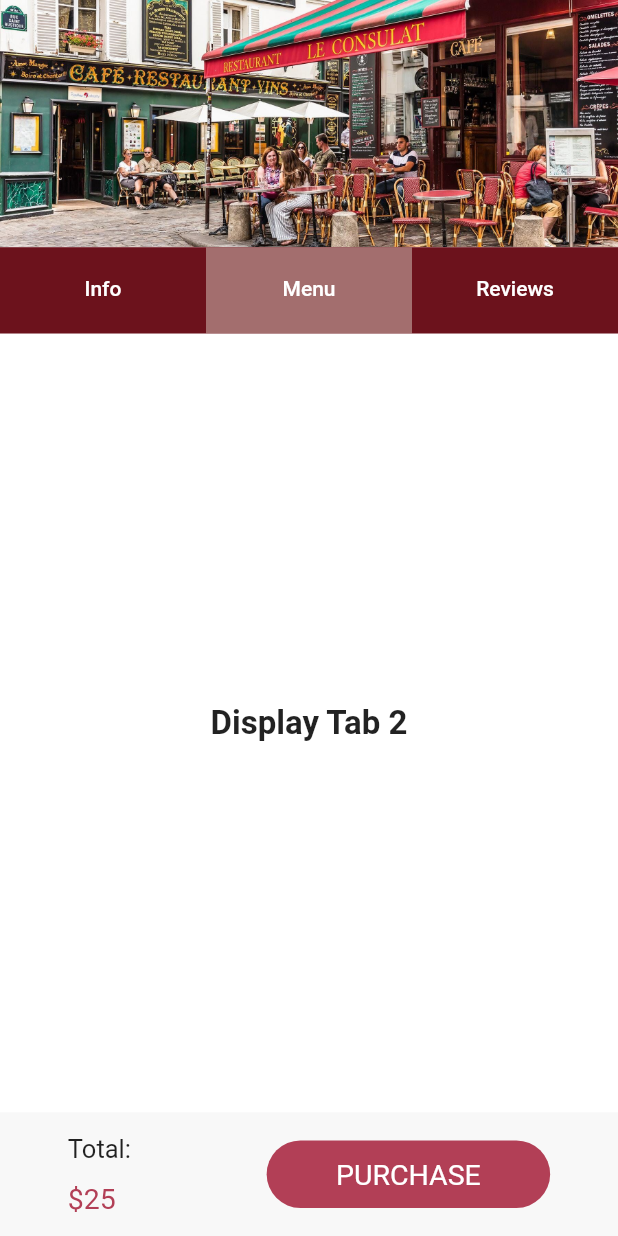
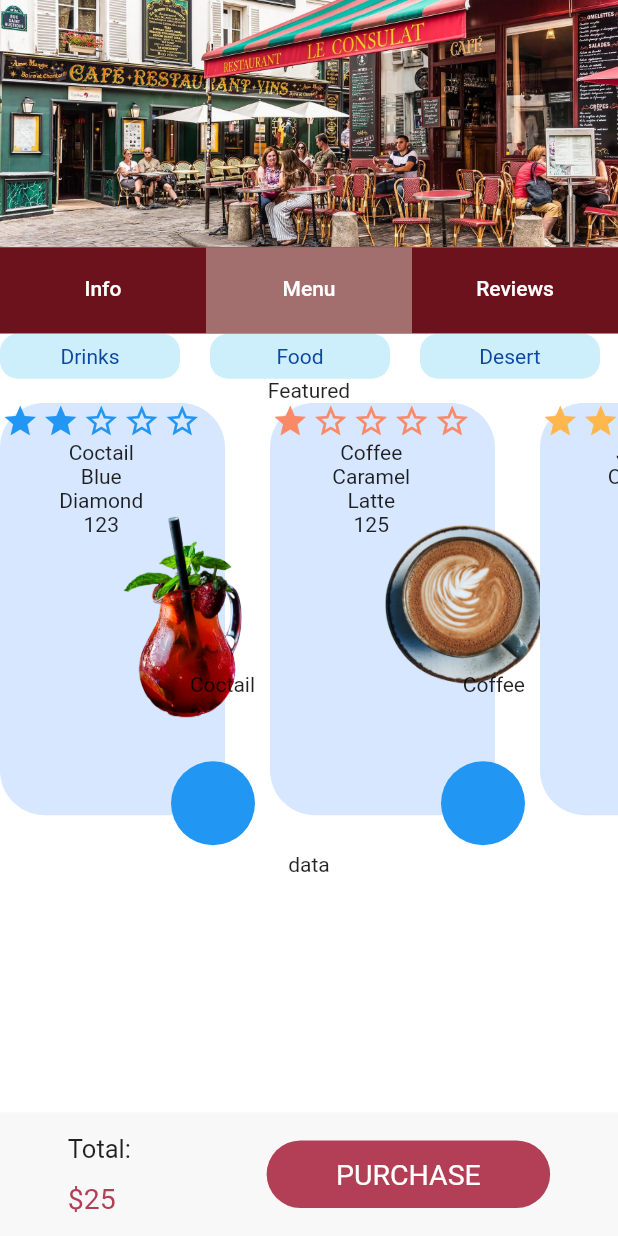
Before and after one commit to valentinesamuel/MarketOnlineApp, a Flutter app: the screen it shows after launch, tab 2 chosen, on a phone screen of 412 x 824 dp. Run offline on Flutter 3.47's test engine with Material 2 defaults, Android fonts, the phone set to English and light mode, and no system bars; drawn by our look-alikes of flutter_rating_bar; our stand-ins replace font_awesome_flutter, intl_phone_field, pin_code_fields.

Commit message:
Finished 50% of the menu tab on store screen..Remainng the 50% and styling

```diff
--- a/lib/main.dart
+++ b/lib/main.dart
@@ -1,7 +1,10 @@
+import 'package:MarketApp/utilities/list.dart';
+
 import './utilities/bottomNavBar.dart';
 import 'package:flutter/material.dart';
-
+import './utilities/list.dart';
 import 'utilities/info_tab_store_screen.dart';
+import 'utilities/store_featured_card_template.dart';
 
 void main() {
   runApp(MaterialApp(home: StorePage()));
@@ -80,13 +83,66 @@ class _StorePageState extends State<StorePage> {
 
                     child: TabBarView(children: <Widget>[
                       InfoTabStoreScreen(),
-                      Container(
-                        child: Center(
-                          child: Text('Display Tab 2',
-                              style: TextStyle(
-                                  fontSize: 22, fontWeight: FontWeight.bold)),
-                        ),
+                      //This is where the menu tab starts from
+                      Column(
+                        children: [
+                          Container(
+                            height: 30,
+                            width: double.infinity,
+                            child: ListView.builder(
+                                scrollDirection: Axis.horizontal,
+                                itemCount: foodCategories.length,
+                                itemBuilder: (context, int index) {
+                                  return Container(
+                                    height: 30,
+                                    width: 120,
+                                    margin: EdgeInsets.only(right: 20),
+                                    padding: EdgeInsets.fromLTRB(30, 0, 30, 0),
+                                    child: Center(
+                                        child: Text(
+                                      foodCategories[index],
+                                      style: TextStyle(color: Colors.blue[900]),
+                                    )),
+                                    decoration: BoxDecoration(
+                                      borderRadius: BorderRadius.circular(12),
+                                      color: Color(0xffCDEEFB),
+                                    ),
+                                  );
+                                }),
+                          ),
+                          Text('Featured'),
+
+                          //Listview
+                          //Listview
+                          //Listview
+
+                          Container(
+                            height: 300,
+                            child: ListView.builder(
+                              scrollDirection: Axis.horizontal,
+                              itemCount: storeFeaturedItems.length,
+                              itemBuilder: (context, index) =>
+                                  StoreFeaturedCard(
+                                rater: storeFeaturedItems[index].starRating,
+                                name: storeFeaturedItems[index].itemName,
+                                color: storeFeaturedItems[index].color,
+                                pic: storeFeaturedItems[index].picture,
+                                rating: storeFeaturedItems[index].starRating,
+                                type: storeFeaturedItems[index].typeName,
+                                bgColor: storeFeaturedItems[index].bgColor,
+                                votesNumber:
+                                    storeFeaturedItems[index].numberofVotes,
+                              ),
+                            ),
+                          ),
+                          Text('data')
+
+                          //Lisfrb
+                          //Lisfrb
+                          //Lisfrb
+                        ],
                       ),
+                      //This is where the menu tab ends
                       Container(
                         child: Center(
                           child: Text('Display Tab 3',
--- a/lib/utilities/info_tab_store_screen.dart
+++ b/lib/utilities/info_tab_store_screen.dart
@@ -29,7 +29,7 @@ class InfoTabStoreScreen extends StatelessWidget {
                       Icons.star,
                       color: Color(0xffFFD25D),
                     ),
-                    empty: Icon(Icons.star_outline, color: Color(0xffFFD25D)),
+                    empty: Icon(Icons.star_outline, color: Color(0xffFFD25D), ),
                     half: Icon(Icons.star_half, color: Color(0xffFFD25D)),
                   ),
                   itemPadding: EdgeInsets.symmetric(horizontal: 1.0),
--- a/lib/utilities/list.dart
+++ b/lib/utilities/list.dart
@@ -1,4 +1,5 @@
 import 'package:flutter/material.dart';
+import 'package:flutter_rating_bar/flutter_rating_bar.dart';
 
 List images = [
   AssetImage("assets/food/steak.jpg"),
@@ -35,6 +36,8 @@ List labels = [
   "Wine",
   "Alcohol"
 ];
+
+List foodCategories = ['Drinks', 'Food', 'Desert', 'Snacks', 'Others'];
 
 //For Deal Card
 class Deals {
@@ -85,6 +88,127 @@ List<Deals> dealDetails = [
       picture: AssetImage("assets/food/milkshake-strawberry.jpg")),
 ];
 
+//For Sore featured items
+class StoreFeatured {
+  RatingBar starRating;
+  int numberofVotes;
+  String itemName;
+  String color;
+  String typeName;
+  AssetImage picture;
+  Color bgColor;
+
+  StoreFeatured(
+      {this.color,
+      this.itemName,
+      this.numberofVotes,
+      this.picture,
+      this.bgColor,
+      this.starRating,
+      this.typeName});
+}
+
+List<StoreFeatured> storeFeaturedItems = [
+  StoreFeatured(
+    bgColor: Color(0xffD6E7FF),
+    picture: AssetImage("assets/food/cocktail-jug.png"),
+    color: "Blue",
+    itemName: "Coctail",
+    typeName: "Diamond",
+    numberofVotes: 123,
+    starRating: RatingBar(
+      initialRating: 2,
+      direction: Axis.horizontal,
+      allowHalfRating: true,
+      itemCount: 5,
+      itemSize: 25,
+      ratingWidget: RatingWidget(
+        full: Icon(
+          Icons.star,
+          color: Colors.blue,
+        ),
+        empty: Icon(Icons.star_outline, color: Colors.blue),
+        half: Icon(Icons.star_half, color: Colors.blue),
+      ),
+      itemPadding: EdgeInsets.symmetric(horizontal: 1.0),
+      onRatingUpdate: (rating) {},
+    ),
+  ),
+  StoreFeatured(
+    picture: AssetImage("assets/food/coffeer.png"),
+        bgColor: Color(0xffD6E7FF),
+
+    color: "Caramel",
+    itemName: "Coffee",
+    typeName: "Latte",
+    numberofVotes: 125,
+    starRating: RatingBar(
+      initialRating: 1,
+      direction: Axis.horizontal,
+      allowHalfRating: true,
+      itemCount: 5,
+      itemSize: 25,
+      ratingWidget: RatingWidget(
+        full: Icon(
+          Icons.star,
+          color: Color(0xffFA8968),
+        ),
+        empty: Icon(Icons.star_outline, color: Color(0xffFA8968)),
+        half: Icon(Icons.star_half, color: Color(0xffFA8968)),
+      ),
+      itemPadding: EdgeInsets.symmetric(horizontal: 1.0),
+      onRatingUpdate: (rating) {},
+    ),
+  ),
+  StoreFeatured(
+    picture: AssetImage("assets/food/juice.png"),
+        bgColor: Color(0xffD6E7FF),
+
+    color: "Orange",
+    itemName: "Juice",
+    typeName: "Fruit",
+    numberofVotes: 500,
+    starRating: RatingBar(
+      initialRating: 4,
+      direction: Axis.horizontal,
+      allowHalfRating: true,
+      itemCount: 5,
+      itemSize: 25,
+      ratingWidget: RatingWidget(
+        full: Icon(Icons.star, color: Colors.orange[300]),
+        empty: Icon(Icons.star_outline, color: Colors.orange[300]),
+        half: Icon(Icons.star_half, color: Colors.orange[300]),
+      ),
+      itemPadding: EdgeInsets.symmetric(horizontal: 1.0),
+      onRatingUpdate: (rating) {},
+    ),
+  ),
+  StoreFeatured(
+    picture: AssetImage("assets/food/mango.png"),
+    color: "Mango",
+        bgColor: Color(0xffD6E7FF),
+
+    itemName: "Juice",
+    typeName: "Fruit",
+    numberofVotes: 444,
+    starRating: RatingBar(
+      initialRating: 0,
+      direction: Axis.horizontal,
+      allowHalfRating: true,
+      itemCount: 5,
+      itemSize: 25,
+      ratingWidget: RatingWidget(
+        full: Icon(Icons.star, color: Color(0xffC17E1D)),
+        empty: Icon(Icons.star_outline, color: Color(0xffC17E1D)),
+        half: Icon(Icons.star_half, color: Color(0xffC17E1D)),
+      ),
+      itemPadding: EdgeInsets.symmetric(horizontal: 1.0),
+      onRatingUpdate: (rating) {},
+    ),
+  ),
+];
+
+//For discount offers
 class DiscountOffers {
   AssetImage discountImage;
   int oldPrice;
@@ -111,9 +235,4 @@ List<DiscountOffers> discountInfo = [
       discountImage: AssetImage("assets/food/hamburger.png"),
       newPrice: 23,
       oldPrice: 86),
-  // DiscountOffers(
-  //     availablility: "Available till 2 November, 2020",
-  //     discountImage: AssetImage("assets/food/milkshake-strawberry.jpg"),
-  //     newPrice: 23,
-  //     oldPrice: 56),
 ];
--- /dev/null
+++ b/lib/utilities/store_featured_card_template.dart
@@ -0,0 +1,66 @@
+import 'package:flutter/material.dart';
+import 'package:flutter_rating_bar/flutter_rating_bar.dart';
+
+class StoreFeaturedCard extends StatelessWidget {
+  final String name;
+  final String color;
+  final String type;
+  final bgColor;
+  final AssetImage pic;
+  final RatingBar rating;
+  final int votesNumber;
+  final RatingBar rater;
+
+  StoreFeaturedCard(
+      {this.name,
+      this.color,
+      this.pic,
+      this.bgColor,
+      this.rating,
+      this.type,
+      this.votesNumber,
+      this.rater});
+
+  @override
+  Widget build(BuildContext context) {
+    return Container(
+      height: 300,
+      width: 150,
+      margin: EdgeInsets.only(bottom: 25, right: 30),
+      decoration: BoxDecoration(
+        borderRadius: BorderRadius.circular(30),
+        color: bgColor,
+      ),
+      child: Stack(
+        overflow: Overflow.visible,
+        children: [
+          Column(
+            children: [
+              rater,
+              Text(name),
+              Text(color),
+              Text(type),
+              Text(votesNumber.toString()),
+            ],
+          ),
+          Positioned(
+            top: 50,
+            right: -40,
+            child: Container(
+              height: 160,
+              width: 120,
+              decoration: BoxDecoration(
+                  image: DecorationImage(image: pic, fit: BoxFit.cover)),
+            ),
+          ),
+          Positioned(top: 180, right: -20, child: Text(name)),
+          Positioned(
+            right: -20,
+            bottom: -20,
+            child: FloatingActionButton(onPressed: () => {}, elevation: 0)
+          ),
+        ],
+      ),
+    );
+  }
+}
```
Also changed, not shown: assets/food/c.jpg (added), assets/food/cocktail-jug.png (added), assets/food/coffee.png (added), assets/food/coffeer.jpeg (added), assets/food/coffeer.png (added), assets/food/juice.png (added), assets/food/mango.png (added), assets/food/standing.png (added).
